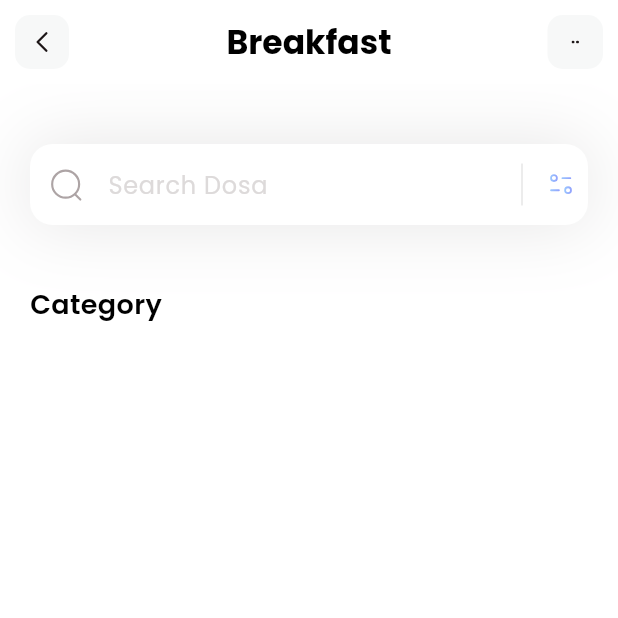
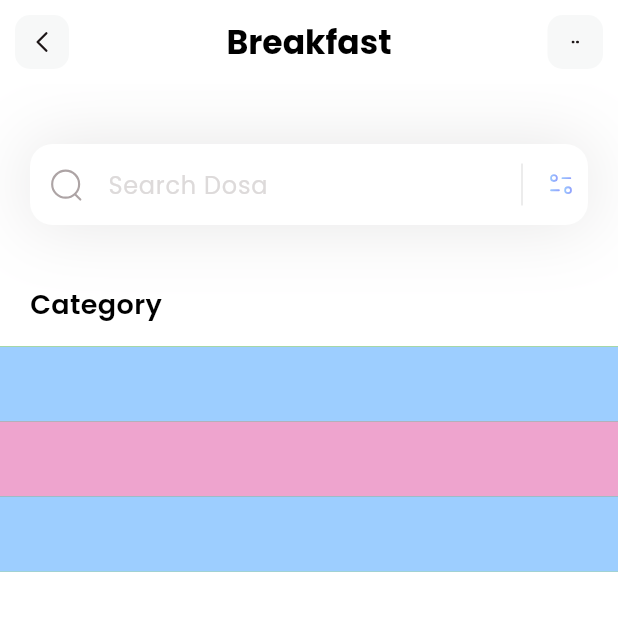
Before and after one commit to Hardvan/Flutter-Fitness-App, a Flutter app: the screen it shows after launch, on a phone screen of 412 x 824 dp, the top half of it. Run offline on Flutter 3.47's test engine with Material 3 defaults, Android fonts, the phone set to English and light mode, and no system bars; our stand-ins replace flutter_svg.

Commit message:
Add CategoryModel and update HomePage

```diff
--- a/lib/main.dart
+++ b/lib/main.dart
@@ -14,7 +14,7 @@ class MyApp extends StatelessWidget {
     return MaterialApp(
       debugShowCheckedModeBanner: false,
       theme: ThemeData(fontFamily: 'Poppins'),
-      home: const HomePage(),
+      home: HomePage(),
     );
   }
 }
--- /dev/null
+++ b/lib/models/category_model.dart
@@ -0,0 +1,39 @@
+import 'package:flutter/material.dart';
+
+class CategoryModel {
+  String name;
+  String iconPath;
+  Color boxColor;
+
+  CategoryModel({
+    required this.name,
+    required this.iconPath,
+    required this.boxColor,
+  });
+
+  static List<CategoryModel> getCategories() {
+    List<CategoryModel> categories = [];
+
+    categories.add(CategoryModel(
+        name: 'Salad',
+        iconPath: 'assets/icons/plate.svg',
+        boxColor: Color(0xff9DCEFF)));
+
+    categories.add(CategoryModel(
+        name: 'Cake',
+        iconPath: 'assets/icons/pancakes.svg',
+        boxColor: Color(0xffEEA4CE)));
+
+    categories.add(CategoryModel(
+        name: 'Pie',
+        iconPath: 'assets/icons/pie.svg',
+        boxColor: Color(0xff9DCEFF)));
+
+    categories.add(CategoryModel(
+        name: 'Smoothies',
+        iconPath: 'assets/icons/orange-snacks.svg',
+        boxColor: Color(0xffEEA4CE)));
+
+    return categories;
+  }
+}
--- a/lib/pages/home.dart
+++ b/lib/pages/home.dart
@@ -1,11 +1,29 @@
+import 'package:fitness/models/category_model.dart';
 import 'package:flutter/material.dart';
 import 'package:flutter_svg/flutter_svg.dart';
 
-class HomePage extends StatelessWidget {
-  const HomePage({super.key});
+class HomePage extends StatefulWidget {
+  HomePage({super.key});
+
+  @override
+  State<HomePage> createState() => _HomePageState();
+}
+
+class _HomePageState extends State<HomePage> {
+  List<CategoryModel> categories = [];
+
+  void _getCategories() {
+    categories = CategoryModel.getCategories();
+  }
+
+  @override
+  void initState() {
+    _getCategories();
+  }
 
   @override
   Widget build(BuildContext context) {
+    _getCategories();
     return Scaffold(
       appBar: appBar(),
       backgroundColor: Colors.white,
@@ -17,6 +35,7 @@ class HomePage extends StatelessWidget {
             height: 40,
           ),
           Column(
+            crossAxisAlignment: CrossAxisAlignment.start,
             children: [
               Padding(
                 padding: const EdgeInsets.only(left: 20),
@@ -28,7 +47,24 @@ class HomePage extends StatelessWidget {
                     fontWeight: FontWeight.w600,
                   ),
                 ),
-              )
+              ),
+              SizedBox(height: 15),
+              Container(
+                height: 150,
+                color: Colors.green,
+                child: ListView.builder(
+                  itemCount: categories.length,
+                  itemBuilder: (context, index) {
+                    return Container(
+                      width: 50,
+                      height: 50,
+                      decoration: BoxDecoration(
+                        color: categories[index].boxColor,
+                      ),
+                    );
+                  },
+                ),
+              ),
             ],
           )
         ],
```
